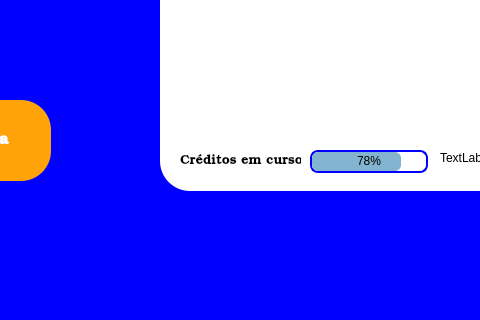
The window that src-v1/PetroPlanner/telainicial.ui (ldsc/ProjetoEngenharia-SimuladorDePlanejamentoDasAtividadesDoEstudanteEngenharia) describes before a commit, drawn with Qt 5; both pictures show x 530 to 1010 and y 190 to 510 of the 1308 by 728 pixel window.
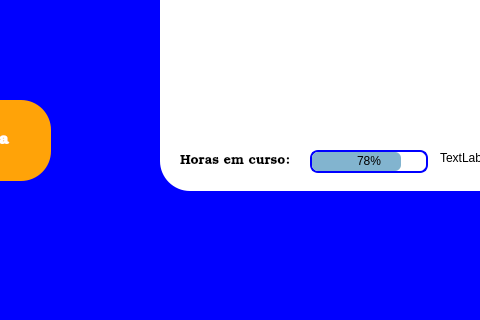
The same window after the commit.

Commit message: credito trocado por horas

The edit to the form file:
```diff
--- a/src-v1/PetroPlanner/telainicial.ui
+++ b/src-v1/PetroPlanner/telainicial.ui
@@ -278,7 +278,7 @@
       <string notr="true"/>
      </property>
      <property name="text">
-      <string>Créditos em curso:</string>
+      <string>Horas em curso:</string>
      </property>
     </widget>
     <widget class="QProgressBar" name="progressBarCreditos">
```
Left out of the diff: 4 changed lines with no effect on the pictures. The commit also changes 14 other files.
